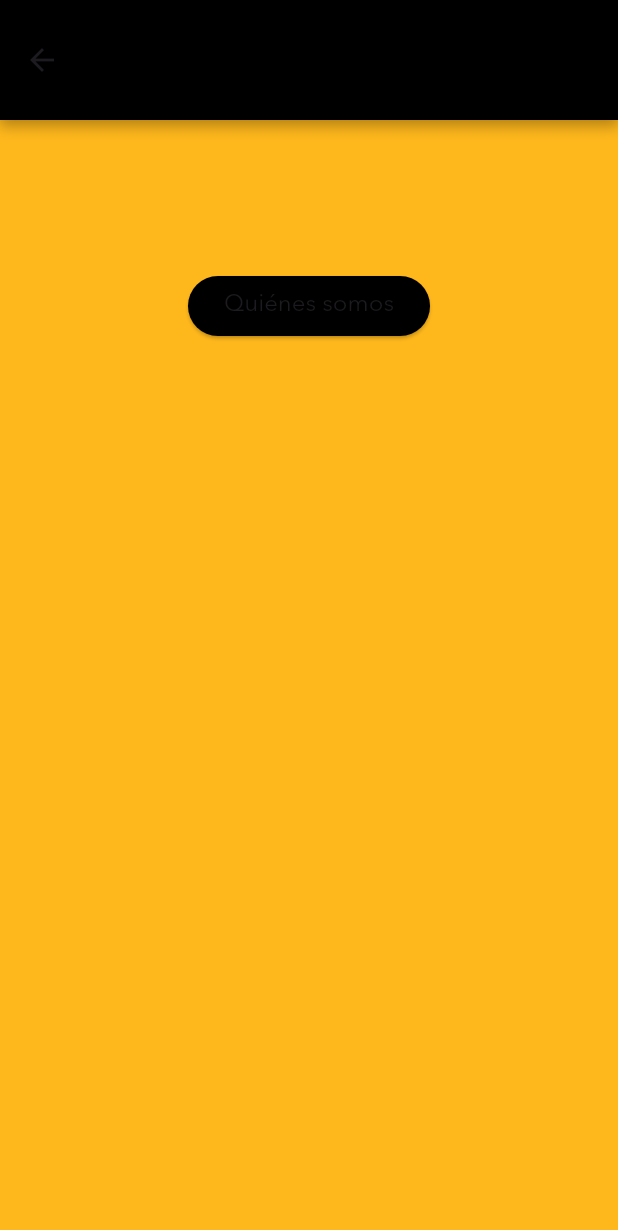
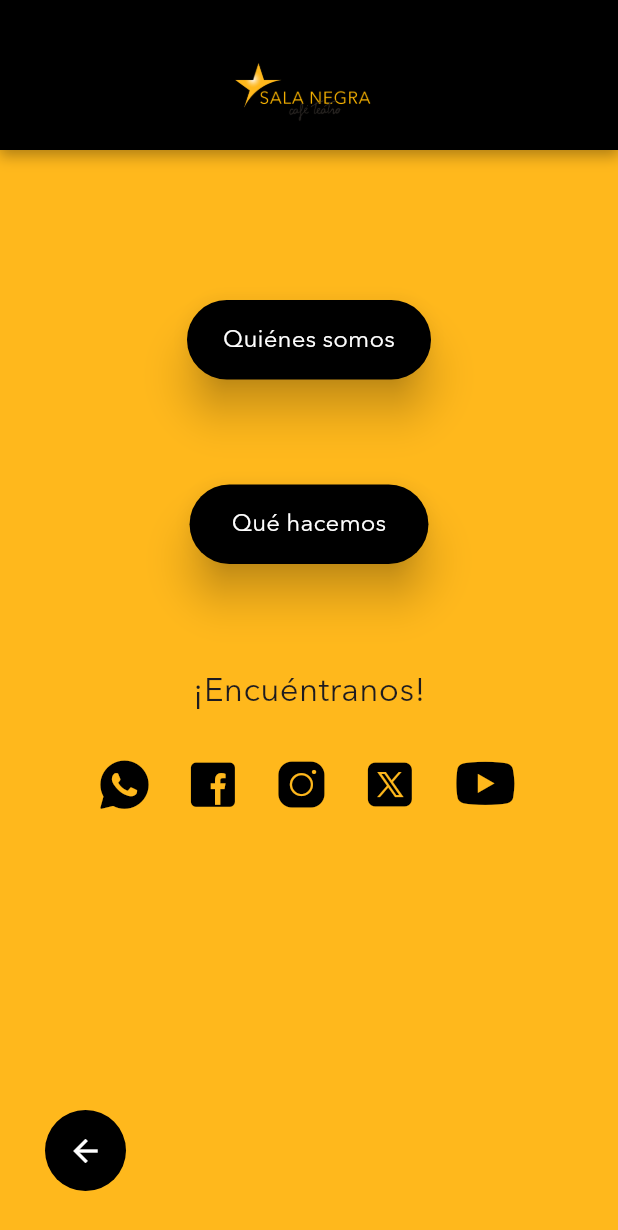
Before and after one commit to AppSalaNegra/Front, a Flutter app: the AboutView screen opened directly, on a phone screen of 412 x 824 dp. Shown: the top 1230 px of the screen. Run offline on Flutter 3.47's test engine with Material 3 defaults, Android fonts, the phone set to English and light mode, and no system bars; network calls fail.

Commit message:
about view design finished

```diff
--- a/lib/about/about_app_bar.dart
+++ b/lib/about/about_app_bar.dart
@@ -6,31 +6,33 @@ class SalaNegraAboutAppBar extends StatelessWidget{
 
   @override
   Widget build(BuildContext context) {
-return Container(
+    return Container(
       decoration: BoxDecoration(
         boxShadow: [
           BoxShadow(
-            color: Colors.black.withOpacity(0.3), // Color de la sombra
-            spreadRadius: 1, // Radio de propagación de la sombra
-            blurRadius: 7, // Radio de desenfoque de la sombra
-            offset: const Offset(0, 3), // Desplazamiento de la sombra en x y y
+            color: Colors.black.withOpacity(0.3),
+            spreadRadius: 1,
+            blurRadius: 7,
+            offset: const Offset(0, 3),
           ),
         ],
       ),
       child: AppBar(
-        automaticallyImplyLeading: true,
-        title: const Row(
-          mainAxisAlignment: MainAxisAlignment.center,
-          children: [
-            Stack(
-              alignment: Alignment.topLeft,
-              children: [
-              ],
+        automaticallyImplyLeading: false,
+        backgroundColor: const Color.fromARGB(255, 0, 0, 0),
+        flexibleSpace: FlexibleSpaceBar(
+          centerTitle: true,
+          title: SizedBox(
+            width: double.infinity,
+            child: Padding(
+              padding: const EdgeInsets.only(top: 40),
+              child: Image.asset(
+                'assets/img/horizontal_brillo.png',
+                fit: BoxFit.fitHeight,
+              ),
             ),
-          ],
+          ),
         ),
-        backgroundColor: const Color.fromARGB(255, 0, 0, 0),
-        toolbarHeight: 80,
       ),
     );
   }
--- /dev/null
+++ b/lib/about/about_black_button.dart
@@ -0,0 +1,32 @@
+import 'package:flutter/material.dart';
+import 'package:sala_negra/utilities/app_fonts.dart';
+import 'package:sala_negra/utilities/button_styles.dart';
+
+class AboutBlackButton extends StatelessWidget{
+
+  final String title;
+  final double padding;
+  final Function onPressed;
+
+  const AboutBlackButton({super.key, required this.title, required this.onPressed, required this.padding});
+
+  @override
+  Widget build(BuildContext context) {
+
+    return Padding(
+            padding: EdgeInsets.only(top: padding),
+            child: ElevatedButton(
+              style: ButtonStyles.blackButton,
+              onPressed: onPressed(),
+              child: Padding(
+                padding: const EdgeInsets.symmetric(vertical: 15),
+                child: Text(
+                title,
+                style: AppFonts.mediumBlackButton
+              ),
+              )
+            ),
+          );
+  }
+
+}
--- a/lib/about/about_body.dart
+++ b/lib/about/about_body.dart
@@ -1,5 +1,6 @@
 import 'package:flutter/material.dart';
-import 'package:flutter/widgets.dart';
+import 'package:sala_negra/about/about_black_button.dart';
+import 'package:sala_negra/about/about_social_links.dart';
 import 'package:sala_negra/utilities/app_colors.dart';
 import 'package:sala_negra/utilities/button_styles.dart';
 
@@ -15,19 +16,21 @@ class AboutBody extends StatelessWidget{
       child: Column(
         crossAxisAlignment: CrossAxisAlignment.center,
         children: [
-          Padding(
-            padding: const EdgeInsets.only(top: 100),
-            child: ElevatedButton(
-              style: ButtonStyles.blackButton,
-              onPressed: () {
-                // TODO: incrustar quienes somos sala negra
-              },
-              child: Text(
-                'Quiénes somos',
-                style: Theme.of(context).textTheme.displayMedium
+          AboutBlackButton(title: 'Quiénes somos', padding: 100, onPressed: (){}),
+          AboutBlackButton(title: ' Qué hacemos ',padding: 70, onPressed: (){}),
+          const AboutSocialLinks(),
+          Expanded(
+            child: Align(
+              alignment: Alignment.bottomLeft,
+              child: Padding(
+                padding: const EdgeInsets.all(30.0),
+                child: BackButton(
+                  color: Colors.white,
+                  style: ButtonStyles.backButton,
+                ),
               ),
             ),
-          )
+          ),
         ],
       ),
     );
--- /dev/null
+++ b/lib/about/about_social_links.dart
@@ -0,0 +1,92 @@
+import 'package:flutter/material.dart';
+import 'package:sala_negra/utilities/app_fonts.dart';
+import 'package:sala_negra/utilities/social_logos.dart';
+
+class AboutSocialLinks extends StatelessWidget{
+
+  const AboutSocialLinks({super.key});
+
+  @override
+  Widget build(BuildContext context) {
+    return Padding(
+      padding: const EdgeInsets.symmetric(vertical: 70),
+      child: Column(
+        children: [
+          const Padding(
+            padding: EdgeInsets.only(bottom: 15.0),
+            child: Text(
+              '¡Encuéntranos!', style: AppFonts.largeFont,
+            ),
+          ),
+          Row(
+            mainAxisAlignment: MainAxisAlignment.center,
+            children: [
+              IconButton(
+                onPressed: () {
+
+                },
+                icon: const Icon(
+                  SocialLogos.whatsapp,
+                  color: Colors.black,
+                  size: 35,
+                  ),
+              ),
+              Padding(
+                padding: const EdgeInsets.only(left: 8.0),
+                child: IconButton(
+                  onPressed: () {
+
+                  },
+                  icon: const Icon(
+                    SocialLogos.facebook,
+                    color: Colors.black,
+                    size: 35,
+                    ),
+                ),
+              ),
+              Padding(
+                padding: const EdgeInsets.only(left: 8.0),
+                child: IconButton(
+                  onPressed: () {
+
+                  },
+                  icon: const Icon(
+                    SocialLogos.instagram,
+                    color: Colors.black,
+                    size: 35,
+                    ),
+                ),
+              ),
+              Padding(
+                padding: const EdgeInsets.only(left: 8.0),
+                child: IconButton(
+                  onPressed: () {
+
+                  },
+                  icon: const Icon(
+                    SocialLogos.twitterx,
+                    color: Colors.black,
+                    size: 35,
+                    ),
+                ),
+              ),
+              Padding(
+                padding: const EdgeInsets.only(left: 8.0),
+                child: IconButton(
+                  onPressed: () {
+
+                  },
+                  icon: const Icon(
+                    SocialLogos.youtube,
+                    color: Colors.black,
+                    size: 45,
+                    ),
+                ),
+              ),
+            ],
+          )
+        ],
+      ),
+    );
+  }
+}
--- a/lib/about/about_view.dart
+++ b/lib/about/about_view.dart
@@ -10,8 +10,9 @@ class AboutView extends StatelessWidget{
   Widget build(BuildContext context) {
     return const Scaffold(
       extendBody: true,
+
       appBar: PreferredSize(
-        preferredSize: Size.fromHeight(80),
+        preferredSize: Size.fromHeight(100),
         child: SalaNegraAboutAppBar(),
       ),
       body: AboutBody()
--- a/lib/settings/settings_about_button.dart
+++ b/lib/settings/settings_about_button.dart
@@ -24,7 +24,7 @@ class SettingsAccountButton extends StatelessWidget{
           children: [
             Expanded(
               child: Text(
-                'Sobre Nosotros',
+                'Sobre nosotros',
                 style: Theme.of(context).textTheme.displayLarge,
               ),
             ),
--- a/lib/shared/appBar/sala_app_bar_logo.dart
+++ b/lib/shared/appBar/sala_app_bar_logo.dart
@@ -10,9 +10,9 @@ final String image;
   Widget build(BuildContext context) {
     return Image.asset(
       image,
-      width: 50, // Ancho de la imagen
-      height: 40, // Alto de la imagen
-      fit: BoxFit.cover, // Ajuste de la imagen dentro del contenedor
+      width: 50,
+      height: 40,
+      fit: BoxFit.cover,
     );
   }
 }
--- a/lib/utilities/app_fonts.dart
+++ b/lib/utilities/app_fonts.dart
@@ -5,6 +5,7 @@ class AppFonts{
 
   static const TextStyle smallFont = TextStyle(fontSize: 14, fontFamily: 'Avenir');
   static const TextStyle mediumFont = TextStyle(fontSize: 16, fontFamily: 'Avenir');
+  static const TextStyle largeFont = TextStyle(fontSize: 22, fontFamily: 'Avenir');
 
   static const TextStyle catsBarFont = TextStyle(fontSize: 16, fontWeight: FontWeight.bold, fontFamily: 'Avenir');
 
@@ -12,4 +13,7 @@ class AppFonts{
   static const TextStyle progItemsTitleFont = TextStyle(fontSize: 16, fontWeight: FontWeight.bold, fontFamily: 'Avenir');
 
   static const TextStyle newsItemTitle = TextStyle(height:1, fontSize: 18, fontWeight: FontWeight.bold, fontFamily: 'Avenir', color: Colors.white);
+
+  static const TextStyle mediumBlackButton = TextStyle(fontSize: 16, fontFamily: 'Avenir', color: Colors.white);
+
 }
--- a/lib/utilities/button_styles.dart
+++ b/lib/utilities/button_styles.dart
@@ -1,7 +1,23 @@
 import 'package:flutter/material.dart';
+import 'package:sala_negra/utilities/app_colors.dart';
 
 class ButtonStyles{
+
   static ButtonStyle blackButton = ButtonStyle(
     backgroundColor: MaterialStateProperty.all<Color>(Colors.black),
+    shape: MaterialStateProperty.all<RoundedRectangleBorder>(
+      RoundedRectangleBorder(borderRadius: BorderRadius.circular(58.0),)
+    ),
+    overlayColor: MaterialStateProperty.all<Color>(AppColors.primaryColor),
+    elevation: MaterialStateProperty.all<double>(12)
+  );
+
+  static ButtonStyle backButton = ButtonStyle(
+    backgroundColor: MaterialStateProperty.all<Color>(Colors.black),
+    padding: MaterialStateProperty.all<EdgeInsets>(
+      const EdgeInsets.all(15.0)
+    ),
+    overlayColor: MaterialStateProperty.all<Color>(AppColors.primaryColor),
+    elevation: MaterialStateProperty.all<double>(12)
   );
 }
--- /dev/null
+++ b/lib/utilities/social_logos.dart
@@ -0,0 +1,29 @@
+/// Flutter icons SocialLogos
+/// Copyright (C) 2024 by original authors @ fluttericon.com, fontello.com
+/// This font was generated by FlutterIcon.com, which is derived from Fontello.
+///
+/// To use this font, place it in your fonts/ directory and include the
+/// following in your pubspec.yaml
+///
+/// flutter:
+///   fonts:
+///    - family:  SocialLogos
+///      fonts:
+///       - asset: fonts/SocialLogos.ttf
+///
+///
+///
+import 'package:flutter/widgets.dart';
+
+class SocialLogos {
+  SocialLogos._();
+
+  static const _kFontFam = 'SocialLogos';
+  static const String? _kFontPkg = null;
+
+  static const IconData whatsapp = IconData(0xe800, fontFamily: _kFontFam, fontPackage: _kFontPkg);
+  static const IconData twitterx = IconData(0xe801, fontFamily: _kFontFam, fontPackage: _kFontPkg);
+  static const IconData instagram = IconData(0xe802, fontFamily: _kFontFam, fontPackage: _kFontPkg);
+  static const IconData facebook = IconData(0xe803, fontFamily: _kFontFam, fontPackage: _kFontPkg);
+  static const IconData youtube = IconData(0xe804, fontFamily: _kFontFam, fontPackage: _kFontPkg);
+}
--- a/pubspec.yaml
+++ b/pubspec.yaml
@@ -63,9 +63,13 @@ flutter:
         - asset: assets/fonts/AvenirNextLTPro-Regular.otf
         - asset: assets/fonts/AvenirNextLTPro-Bold.otf
           weight: 700
+    - family:  SocialLogos
+      fonts:
+        - asset: assets/fonts/SocialLogos.ttf
   # To add assets to your application, add an assets section, like this:
   assets:
       - assets/img/logo.png
+      - assets/img/horizontal_brillo.png
   #   - images/a_dot_ham.jpeg
 
   # An image asset can refer to one or more resolution-specific "variants", see
```
Also changed, not shown: assets/fonts/SocialLogos.ttf (added), assets/img/horizontal_brillo.png (added).
